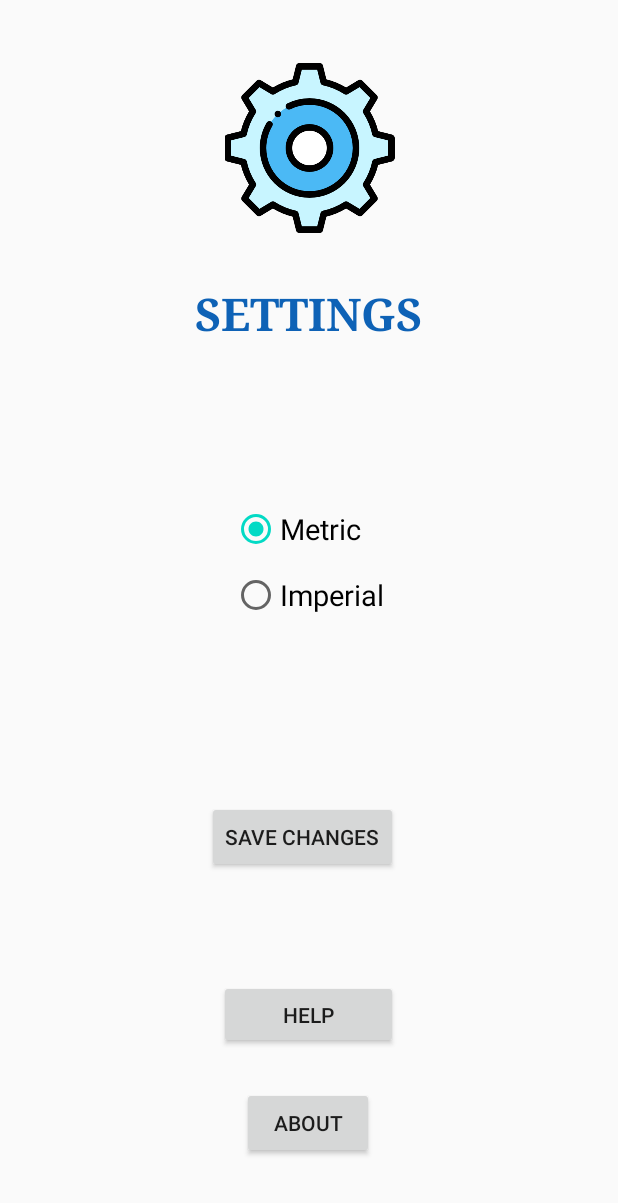
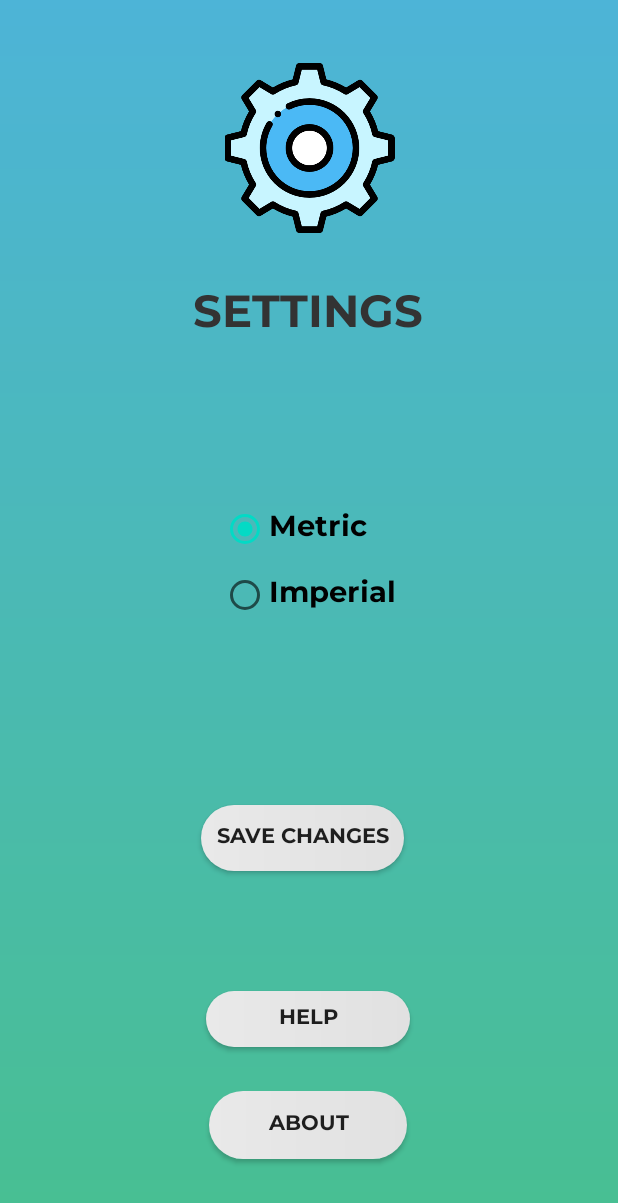
Before and after one commit to PullThePlugItsTooLate/HorizonInc_OmnimarkerZA_Repo, an Android app: the SettingsActivity screen opened directly, with no data from a screen before it, on a phone screen of 412 x 824 dp. Shown: the top 1203 px of the screen. Run offline under Robolectric (Android 15) with nearby library versions, the phone set to English and light mode, and no system bars; our stand-ins replace Firebase (no records; nobody signed in at launch, a user with empty details on screens opened directly).

Commit message:
UI changes

```diff
--- a/app/src/main/res/layout/activity_safety_info.xml
+++ b/app/src/main/res/layout/activity_safety_info.xml
@@ -28,7 +28,7 @@
         app:layout_constraintEnd_toEndOf="parent"
         app:layout_constraintStart_toStartOf="parent"
         app:layout_constraintTop_toTopOf="parent"
-        app:layout_constraintVertical_bias="0.065"
+        app:layout_constraintVertical_bias="0.058"
         app:srcCompat="@drawable/safetyicon" />
 
     <TextView
--- a/app/src/main/res/layout/activity_safety_info_numbers_pop.xml
+++ b/app/src/main/res/layout/activity_safety_info_numbers_pop.xml
@@ -19,10 +19,10 @@
         android:textSize="30sp"
         app:layout_constraintBottom_toBottomOf="parent"
         app:layout_constraintEnd_toEndOf="parent"
-        app:layout_constraintHorizontal_bias="0.498"
+        app:layout_constraintHorizontal_bias="0.493"
         app:layout_constraintStart_toStartOf="parent"
         app:layout_constraintTop_toTopOf="parent"
-        app:layout_constraintVertical_bias="0.063" />
+        app:layout_constraintVertical_bias="0.129" />
 
     <TextView
         android:id="@+id/numbers1"
@@ -70,4 +70,5 @@
         app:layout_constraintStart_toStartOf="parent"
         app:layout_constraintTop_toTopOf="parent"
         app:layout_constraintVertical_bias="0.676" />
+
 </androidx.constraintlayout.widget.ConstraintLayout>
--- a/app/src/main/res/layout/activity_settings.xml
+++ b/app/src/main/res/layout/activity_settings.xml
@@ -4,6 +4,7 @@
     xmlns:tools="http://schemas.android.com/tools"
     android:layout_width="match_parent"
     android:layout_height="match_parent"
+    android:background="@drawable/pop_bg"
     tools:context=".SettingsActivity">
 
 
@@ -23,8 +24,9 @@
         android:id="@+id/tvSettings"
         android:layout_width="wrap_content"
         android:layout_height="wrap_content"
+        android:fontFamily="@font/montserrat_bold"
         android:text="SETTINGS"
-        android:textColor="#0E62B6"
+        android:textColor="#333333"
         android:textSize="30sp"
         android:textStyle="bold"
         android:typeface="serif"
@@ -52,6 +54,7 @@
             android:layout_height="wrap_content"
             android:layout_marginBottom="12dp"
             android:checked="true"
+            android:fontFamily="@font/montserrat_bold"
             android:text="Metric"
             android:textSize="19dp"
             app:layout_constraintBottom_toBottomOf="parent"
@@ -64,6 +67,7 @@
             android:id="@+id/rbImperial"
             android:layout_width="wrap_content"
             android:layout_height="wrap_content"
+            android:fontFamily="@font/montserrat_bold"
             android:text="Imperial"
             android:textSize="19dp"
             app:layout_constraintBottom_toBottomOf="parent"
@@ -75,8 +79,10 @@
 
     <Button
         android:id="@+id/btnSaveChanges"
-        android:layout_width="wrap_content"
-        android:layout_height="wrap_content"
+        android:layout_width="135dp"
+        android:layout_height="44dp"
+        android:background="@drawable/custom_button"
+        android:fontFamily="@font/montserrat_bold"
         android:text="Save Changes"
         app:layout_constraintBottom_toBottomOf="parent"
         app:layout_constraintEnd_toEndOf="parent"
@@ -87,8 +93,10 @@
 
     <Button
         android:id="@+id/btnAbout"
-        android:layout_width="wrap_content"
-        android:layout_height="wrap_content"
+        android:layout_width="132dp"
+        android:layout_height="45dp"
+        android:background="@drawable/custom_button"
+        android:fontFamily="@font/montserrat_bold"
         android:text="About"
         app:layout_constraintBottom_toBottomOf="parent"
         app:layout_constraintEnd_toEndOf="parent"
@@ -99,8 +107,10 @@
 
     <Button
         android:id="@+id/btnHelp"
-        android:layout_width="119dp"
-        android:layout_height="46dp"
+        android:layout_width="136dp"
+        android:layout_height="37dp"
+        android:background="@drawable/custom_button"
+        android:fontFamily="@font/montserrat_bold"
         android:text="Help"
         app:layout_constraintBottom_toBottomOf="parent"
         app:layout_constraintEnd_toEndOf="parent"
```
